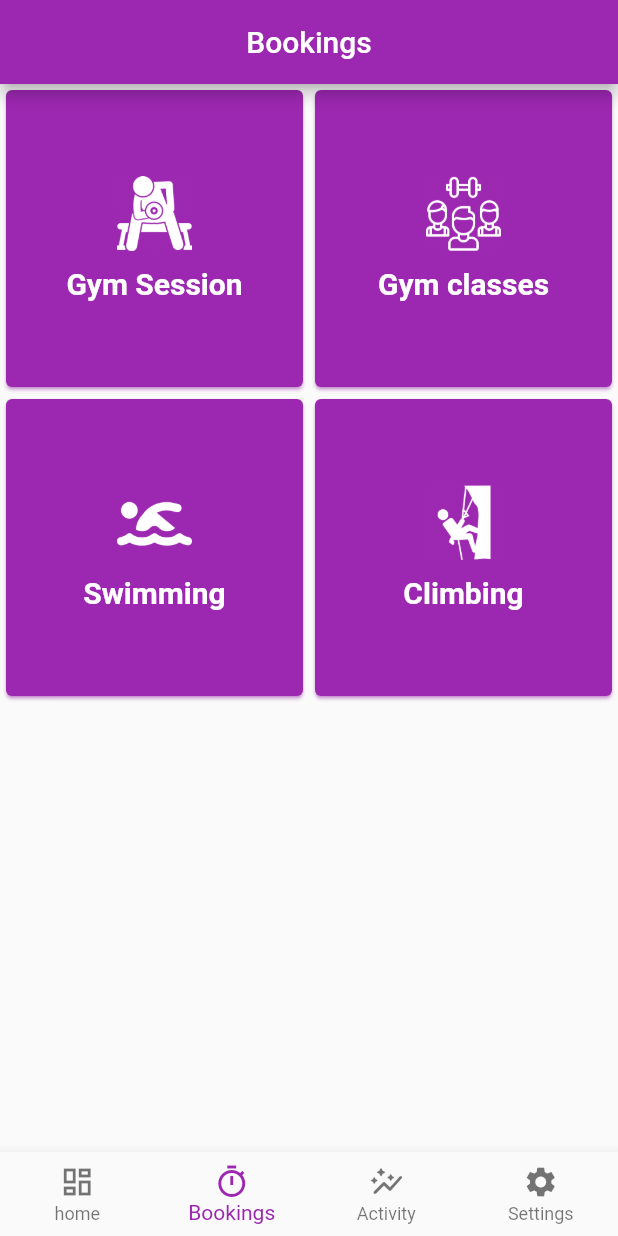
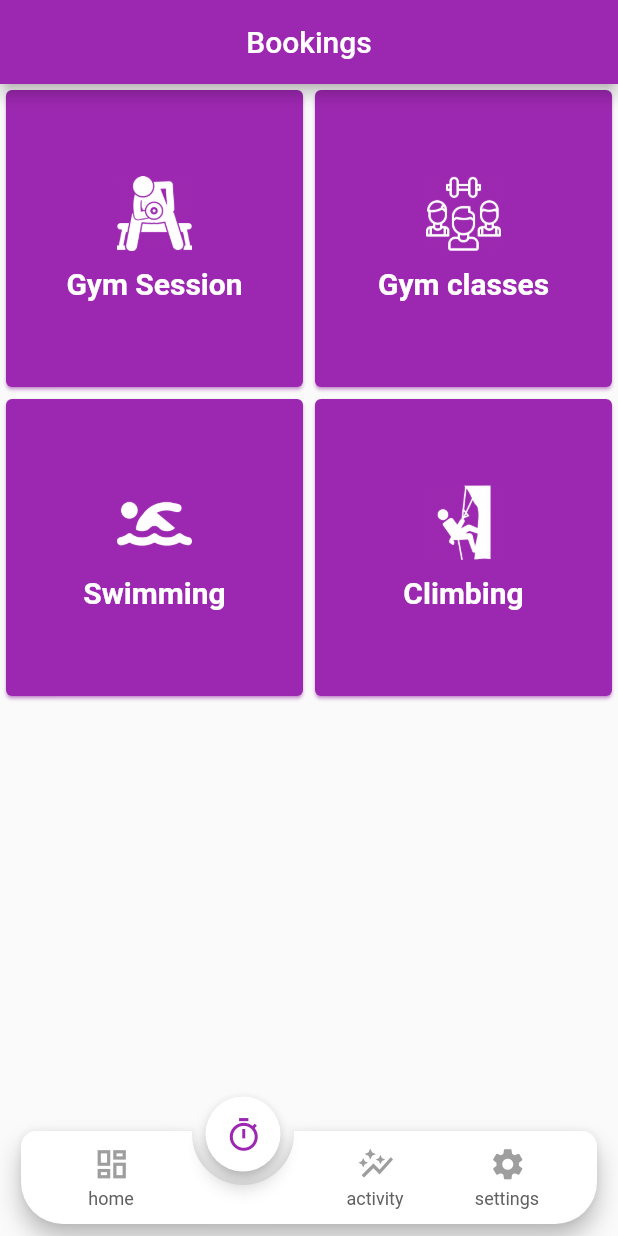
Before and after one commit to AltTheo/UOP_sports_V2.0, a Flutter app: the screen it shows after launch, on a phone screen of 412 x 824 dp. Run offline on Flutter 3.47's test engine with Material 2 defaults, Android fonts, the phone set to English and light mode, and no system bars; drawn by our look-alikes of animated_notch_bottom_bar; our stand-ins replace babstrap_settings_screen, curved_navigation_bar, firebase_auth, firebase_core; missing offline and left inert: booking_calendar; accounts and stored records are empty.

Commit message:
editted the nav bar to fancy

```diff
--- a/lib/src/Nav.dart
+++ b/lib/src/Nav.dart
@@ -1,3 +1,4 @@
+import 'package:animated_notch_bottom_bar/animated_notch_bottom_bar/animated_notch_bottom_bar.dart';
 import 'package:flutter/cupertino.dart';
 import 'package:flutter/material.dart';
 import 'package:sport_test/screens/Activity.dart';
@@ -34,21 +35,68 @@ class NavState extends State<Nav> {
         // appBar: AppBar(
         //     title: Text('Bottom NavBar'), backgroundColor: Colors.purple),
         body: Center(child: widgetOptions.elementAt(selectedIndex)),
-        bottomNavigationBar: BottomNavigationBar(
-            items: const <BottomNavigationBarItem>[
-              BottomNavigationBarItem(
-                  icon: Icon(Icons.dashboard_outlined), label: 'home'),
-              BottomNavigationBarItem(
-                  icon: Icon(Icons.timer_outlined), label: 'Bookings'),
-              BottomNavigationBarItem(
-                  icon: Icon(Icons.auto_graph_rounded), label: 'Activity'),
-              BottomNavigationBarItem(
-                  icon: Icon(Icons.settings), label: 'Settings')
-            ],
-            currentIndex: selectedIndex,
-            onTap: onItemTapped,
-            fixedColor: Colors.purple,
-            landscapeLayout: BottomNavigationBarLandscapeLayout.centered,
-            type: BottomNavigationBarType.fixed));
+        bottomNavigationBar: AnimatedNotchBottomBar(
+          notchColor: Colors.white,
+          color: Colors.white,
+
+          // ignore: prefer_const_literals_to_create_immutables
+          bottomBarItems: [
+            const BottomBarItem(
+              inActiveItem: Icon(
+                Icons.dashboard_outlined,
+                color: Colors.grey,
+                size: 25,
+              ),
+              activeItem: Icon(
+                Icons.dashboard_outlined,
+                color: Colors.purple,
+                size: 25,
+              ),
+              itemLabel: 'home',
+            ),
+            const BottomBarItem(
+              inActiveItem: Icon(
+                Icons.timer_outlined,
+                color: Colors.grey,
+                size: 25,
+              ),
+              activeItem: Icon(
+                Icons.timer_outlined,
+                color: Colors.purple,
+                size: 25,
+              ),
+              itemLabel: 'Bookings',
+            ),
+            const BottomBarItem(
+              inActiveItem: Icon(
+                Icons.auto_graph_outlined,
+                color: Colors.grey,
+                size: 25,
+              ),
+              activeItem: Icon(
+                Icons.auto_graph_outlined,
+                color: Colors.purple,
+                size: 25,
+              ),
+              itemLabel: 'activity',
+            ),
+            const BottomBarItem(
+              inActiveItem: Icon(
+                Icons.settings,
+                color: Colors.grey,
+                size: 25,
+              ),
+              activeItem: Icon(
+                Icons.settings,
+                color: Colors.purple,
+                size: 25,
+              ),
+              itemLabel: 'settings',
+            ),
+          ],
+
+          onTap: onItemTapped,
+          pageController: PageController(initialPage: selectedIndex),
+        ));
   }
 }
--- a/lib/src/main.dart
+++ b/lib/src/main.dart
@@ -1,5 +1,6 @@
 import 'package:flutter/material.dart';
 import 'package:sport_test/src/Nav.dart';
+import 'package:sport_test/src/Navybar.dart';
 import 'package:sport_test/src/login.dart';
 import 'package:firebase_core/firebase_core.dart';
 import 'package:flutter/material.dart';
--- a/pubspec.yaml
+++ b/pubspec.yaml
@@ -49,6 +49,9 @@ dependencies:
   intl: ^0.17.0
   settings_ui: ^2.0.2
   babstrap_settings_screen: ^0.1.3
+  animated_notch_bottom_bar: ^0.0.6
+  molten_navigationbar_flutter: ^1.0.1
+  curved_navigation_bar: ^1.0.3
 
 dev_dependencies:
   flutter_test:
```
Also changed, not shown: lib/src/Navybar.dart (added, +50 -0 lines), lib/src/simpleNav.dart (added, +54 -0 lines), pubspec.lock.
